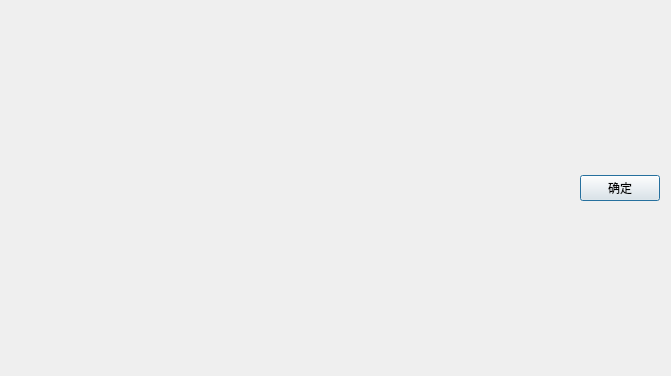
This is ui/page_elements/check_combo_box/dialog.ui in ArcherLuo233/election-s-prediction as Qt 5 draws it before an edit. The edited form follows.
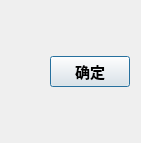
This is the edited form.

The edit to the form file:
```diff
--- a/ui/page_elements/check_combo_box/dialog.ui
+++ b/ui/page_elements/check_combo_box/dialog.ui
@@ -6,10 +6,18 @@
             <rect>
                 <x>0</x>
                 <y>0</y>
-                <width>671</width>
-                <height>376</height>
+                <width>141</width>
+                <height>143</height>
             </rect>
         </property>
+        <property name="font">
+            <font>
+                <family>Microsoft YaHei UI</family>
+                <pointsize>11</pointsize>
+                <weight>75</weight>
+                <bold>true</bold>
+            </font>
+        </property>
         <property name="windowTitle">
             <string>Dialog</string>
         </property>
@@ -17,6 +25,19 @@
             <bool>true</bool>
         </property>
         <layout class="QVBoxLayout" name="verticalLayout">
+            <item>
+                <spacer name="verticalSpacer_2">
+                    <property name="orientation">
+                        <enum>Qt::Vertical</enum>
+                    </property>
+                    <property name="sizeHint" stdset="0">
+                        <size>
+                            <width>20</width>
+                            <height>40</height>
+                        </size>
+                    </property>
+                </spacer>
+            </item>
             <item>
                 <layout class="QVBoxLayout" name="layout"/>
             </item>
@@ -44,6 +65,19 @@
                     </item>
                 </layout>
             </item>
+            <item>
+                <spacer name="verticalSpacer">
+                    <property name="orientation">
+                        <enum>Qt::Vertical</enum>
+                    </property>
+                    <property name="sizeHint" stdset="0">
+                        <size>
+                            <width>20</width>
+                            <height>40</height>
+                        </size>
+                    </property>
+                </spacer>
+            </item>
         </layout>
     </widget>
     <resources/>
```
Left out of the diff: 2 changed lines with no effect on the pictures.
